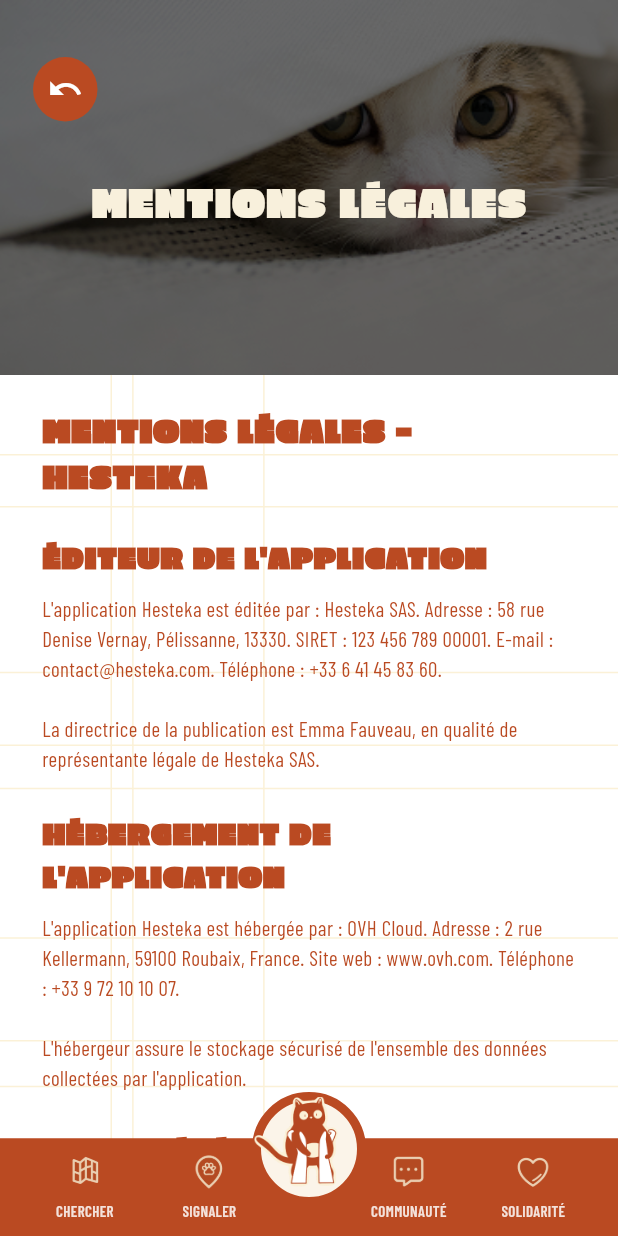
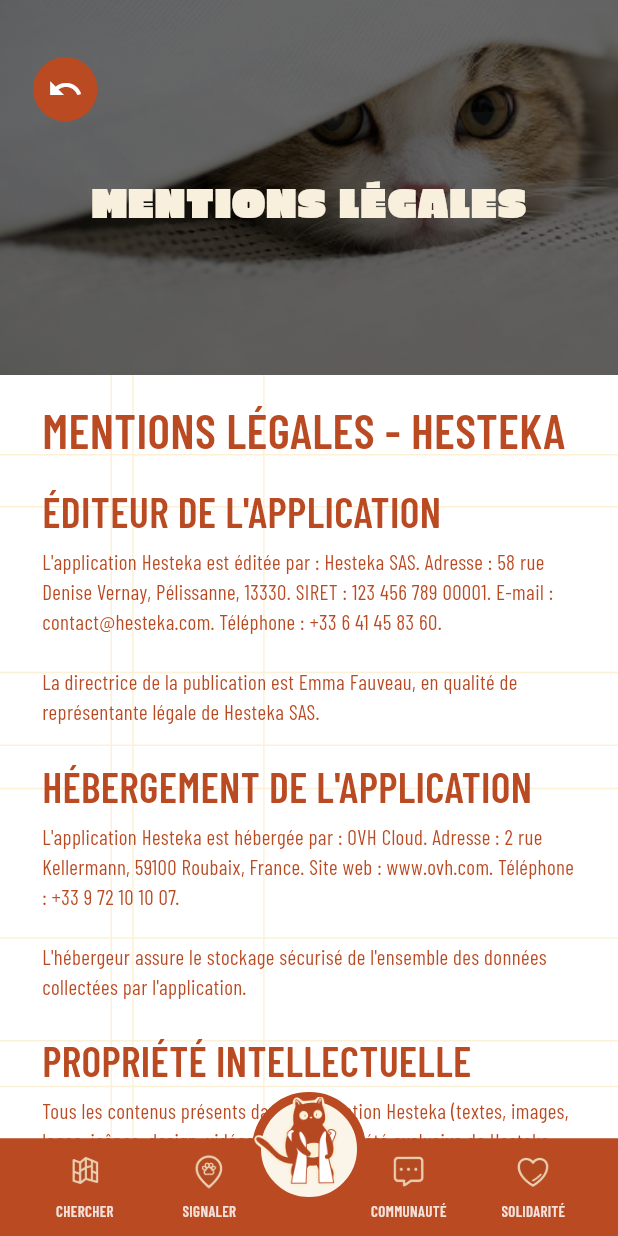
Before and after one commit to H-Yeasin/findanimalApp, a Flutter app: the LegalNoticesScreen screen opened by its route, on a phone screen of 412 x 824 dp. Run offline on Flutter 3.47's test engine with Material 3 defaults, Android fonts, the phone set to English and light mode, and no system bars; our stand-ins replace app_links, cached_network_image, dio, file_picker, firebase_core, firebase_messaging and 15 more; accounts and stored records are empty; generated files the repository leaves out were written again; network calls fail.

Commit message:
feat: implement authentication flow, profile pages, and localization support

```diff
--- a/lib/app.dart
+++ b/lib/app.dart
@@ -1,7 +1,6 @@
 import 'package:flutter/material.dart';
 import 'package:flutter_localizations/flutter_localizations.dart';
 import 'package:flutter_riverpod/flutter_riverpod.dart';
-
 import 'core/localization/app_locale_provider.dart';
 import 'core/localization/app_localizations.dart';
 import 'core/routing/app_router.dart';
--- a/lib/core/localization/app_localizations.dart
+++ b/lib/core/localization/app_localizations.dart
@@ -158,6 +158,8 @@
   String get otpMust6Digits => _text('otpMust6Digits');
   String get emailsDoNotMatch => _text('emailsDoNotMatch');
   String get passwordsDoNotMatch => _text('passwordsDoNotMatch');
+  String get passwordValidationComplexity => _text('passwordValidationComplexity');
+  String get credentialIncorrect => _text('credentialIncorrect');
   String get emailRequired => _text('emailRequired');
   String get emailInvalid => _text('emailInvalid');
   String get fieldEmail => _text('fieldEmail');
--- a/lib/core/localization/l10n/app_en.dart
+++ b/lib/core/localization/l10n/app_en.dart
@@ -110,6 +110,10 @@
   'fieldPassword': 'Password',
   'fieldConfirmPassword': 'Confirm password',
   'fieldOtp': 'OTP',
+  'passwordValidationComplexity':
+      'Password must contain at least 1 uppercase, 1 lowercase, 1 number, and 1 special character',
+  'credentialIncorrect':
+      'Credential incorrect. Try with correct credential or create an account.',
   'memberSince': 'Member since March 2026',
   'myProfileMyAnimals': 'My profile - My animals',
   'myReportsLabel': 'My reports',
--- a/lib/core/localization/l10n/app_fr.dart
+++ b/lib/core/localization/l10n/app_fr.dart
@@ -113,6 +113,10 @@
   'fieldPassword': 'Mot de passe',
   'fieldConfirmPassword': 'Confirmer le mot de passe',
   'fieldOtp': 'OTP',
+  'passwordValidationComplexity':
+      'Le mot de passe doit contenir au moins 1 majuscule, 1 minuscule, 1 chiffre et 1 caractère spécial',
+  'credentialIncorrect':
+      'Identifiant incorrect. Réessayez avec les bons identifiants ou créez un compte.',
   'memberSince': 'Membre depuis Mars 2026',
   'myProfileMyAnimals': 'Mon profil - Mes animaux',
   'myReportsLabel': 'Mes signalements',
@@ -271,8 +275,8 @@
   'seeLocalMissions': 'Missions Locales',
   'seeFullList': 'Voir la liste complète',
   'goToFaq': 'Aller à la FAQ',
-  'shareStory': 'Partager une histoire',
-  'shareStoryShort': 'Partager une\nhistoire',
+  'shareStory': 'Partager une Story',
+  'shareStoryShort': 'Partager une\nStory',
   'addCaptionHint': 'Ajouter une légende...',
   'noLocalMessages': 'Aucun message local pour le moment.',
   'imageUnavailable': 'Image non disponible',
@@ -751,8 +755,7 @@
   'paymentMethodsDelete': 'SUPPRIMER',
   'paymentMethodsDeleteError':
       'Erreur lors de la suppression du moyen de paiement : {error}',
-  'paymentMethodsUseAsDefault':
-      'Utiliser comme moyen de paiement par defaut',
+  'paymentMethodsUseAsDefault': 'Utiliser comme moyen de paiement par defaut',
   'paymentMethodsGiftCardTitle': 'Carte cadeau Hesteka',
   'paymentMethodsBalanceAvailable': '{balance} disponible',
   'paymentMethodsTopUpBalance': 'Recharger le solde',
--- a/lib/features/Community/shelters.dart
+++ b/lib/features/Community/shelters.dart
@@ -47,6 +47,7 @@
               child: Column(
                 children: [
                   // Header
+                  const SizedBox(height: 10),
                   AppTopBar(title: l10n.listShelters),
                   const SizedBox(height: 10),
                   Padding(
--- a/lib/features/auth/presentation/screens/forgot_password_screen.dart
+++ b/lib/features/auth/presentation/screens/forgot_password_screen.dart
@@ -64,7 +64,7 @@
       if (!mounted) return;
       ScaffoldMessenger.of(
         context,
-      ).showSnackBar(SnackBar(content: Text(authErrorMessage(error))));
+      ).showSnackBar(SnackBar(content: Text(authErrorMessage(error, l10n))));
     }
   }
 
--- a/lib/features/auth/presentation/screens/login_screen.dart
+++ b/lib/features/auth/presentation/screens/login_screen.dart
@@ -76,7 +76,7 @@
       }
       ScaffoldMessenger.of(context).showSnackBar(
         SnackBar(
-          content: Text(authErrorMessage(error)),
+          content: Text(authErrorMessage(error, l10n)),
           backgroundColor: Colors.red,
           behavior: SnackBarBehavior.floating,
         ),
--- a/lib/features/auth/presentation/screens/reset_password_screen.dart
+++ b/lib/features/auth/presentation/screens/reset_password_screen.dart
@@ -60,7 +60,7 @@
       if (!mounted) return;
       ScaffoldMessenger.of(
         context,
-      ).showSnackBar(SnackBar(content: Text(authErrorMessage(error))));
+      ).showSnackBar(SnackBar(content: Text(authErrorMessage(error, l10n))));
     }
   }
 
--- a/lib/features/auth/presentation/screens/verify_otp_screen.dart
+++ b/lib/features/auth/presentation/screens/verify_otp_screen.dart
@@ -102,7 +102,7 @@
       if (!mounted) return;
       ScaffoldMessenger.of(
         context,
-      ).showSnackBar(SnackBar(content: Text(authErrorMessage(error))));
+      ).showSnackBar(SnackBar(content: Text(authErrorMessage(error, l10n))));
     }
   }
 
--- a/lib/features/profile/presentation/screens/legal_notices_screen.dart
+++ b/lib/features/profile/presentation/screens/legal_notices_screen.dart
@@ -23,10 +23,9 @@
           children: [
             Text(
               l10n.legalNoticesFullTitle,
-              style: AppTextStyles.body.copyWith(
+              style: AppTextStyles.condensedSectionTitle.copyWith(
                 color: PartnerUiColors.brand,
-                fontFamily: 'EricaOne',
-                fontSize: 22,
+                fontSize: 32,
                 fontWeight: FontWeight.bold,
               ),
             ),
@@ -50,9 +49,8 @@
             _buildSection(l10n.legalContactTitle, l10n.legalContactContent),
             Text(
               l10n.legalContactInfo,
-              style: AppTextStyles.body.copyWith(
+              style: AppTextStyles.condensedSectionTitle.copyWith(
                 color: PartnerUiColors.brand,
-                fontWeight: FontWeight.bold,
                 height: 1.4,
               ),
             ),
@@ -70,11 +68,9 @@
         children: [
           Text(
             title,
-            style: AppTextStyles.body.copyWith(
+            style: AppTextStyles.condensedSectionTitle.copyWith(
               color: PartnerUiColors.brand,
-              fontFamily: 'EricaOne',
-              fontSize: 20,
-              fontWeight: FontWeight.bold,
+              fontSize: 28,
             ),
           ),
           const SizedBox(height: 10),
--- a/lib/features/profile/presentation/screens/privacy_policy_screen.dart
+++ b/lib/features/profile/presentation/screens/privacy_policy_screen.dart
@@ -68,11 +68,9 @@
         children: [
           Text(
             title,
-            style: AppTextStyles.body.copyWith(
+            style: AppTextStyles.condensedSectionTitle.copyWith(
               color: PartnerUiColors.brand,
-              fontFamily: 'EricaOne',
-              fontSize: 20,
-              fontWeight: FontWeight.bold,
+              fontSize: 28,
             ),
           ),
           const SizedBox(height: 10),
--- a/lib/features/profile/presentation/screens/profile_screen.dart
+++ b/lib/features/profile/presentation/screens/profile_screen.dart
@@ -165,7 +165,7 @@
                         InkWell(
                           onTap: () {
                             Share.share(
-                              'Join me on Hesteka! Download the app at https://www.hesteka.com',
+                              'Rejoignez-moi sur Hesteka ! Téléchargez l\'application sur https://www.hesteka.com',
                             );
                           },
                           child: Text(
--- a/lib/main.dart
+++ b/lib/main.dart
@@ -1,9 +1,7 @@
 import 'package:flutter/foundation.dart';
 import 'package:flutter/widgets.dart';
 import 'package:flutter_riverpod/flutter_riverpod.dart';
-
 import 'app.dart';
-
 import 'package:firebase_core/firebase_core.dart';
 import 'core/services/notification_service.dart';
 import 'package:timeago/timeago.dart' as timeago;
```
Also changed, not shown: lib/core/widgets/app_top_bar.dart (+2 -8 lines), lib/features/auth/presentation/providers/auth_provider.dart (+11 -2 lines), lib/features/auth/presentation/screens/partner_register_screen.dart (+24 -3 lines), lib/features/auth/presentation/screens/register_screen.dart (+22 -3 lines), lib/features/payment/presentation/screens/payment_methods_screen.dart (+3 -13 lines), pubspec.lock.
